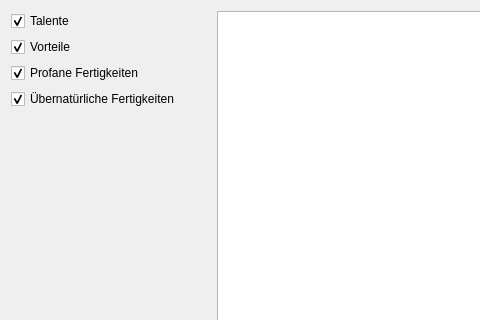
Qt form UI/DatenbankMain.ui (Aeolitus/Sephrasto) before a commit; both pictures show x 0 to 480 and y 0 to 320 of the 600 by 500 pixel window.
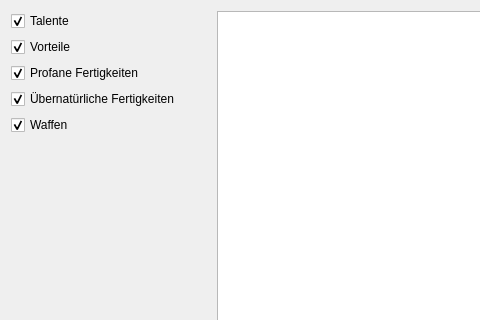
The same form after that commit.

```diff
--- a/UI/DatenbankMain.ui
+++ b/UI/DatenbankMain.ui
@@ -70,6 +70,16 @@
          </property>
         </widget>
        </item>
+       <item>
+        <widget class="QCheckBox" name="showWaffen">
+         <property name="text">
+          <string>Waffen</string>
+         </property>
+         <property name="checked">
+          <bool>true</bool>
+         </property>
+        </widget>
+       </item>
        <item>
         <spacer name="verticalSpacer">
          <property name="orientation">
```
